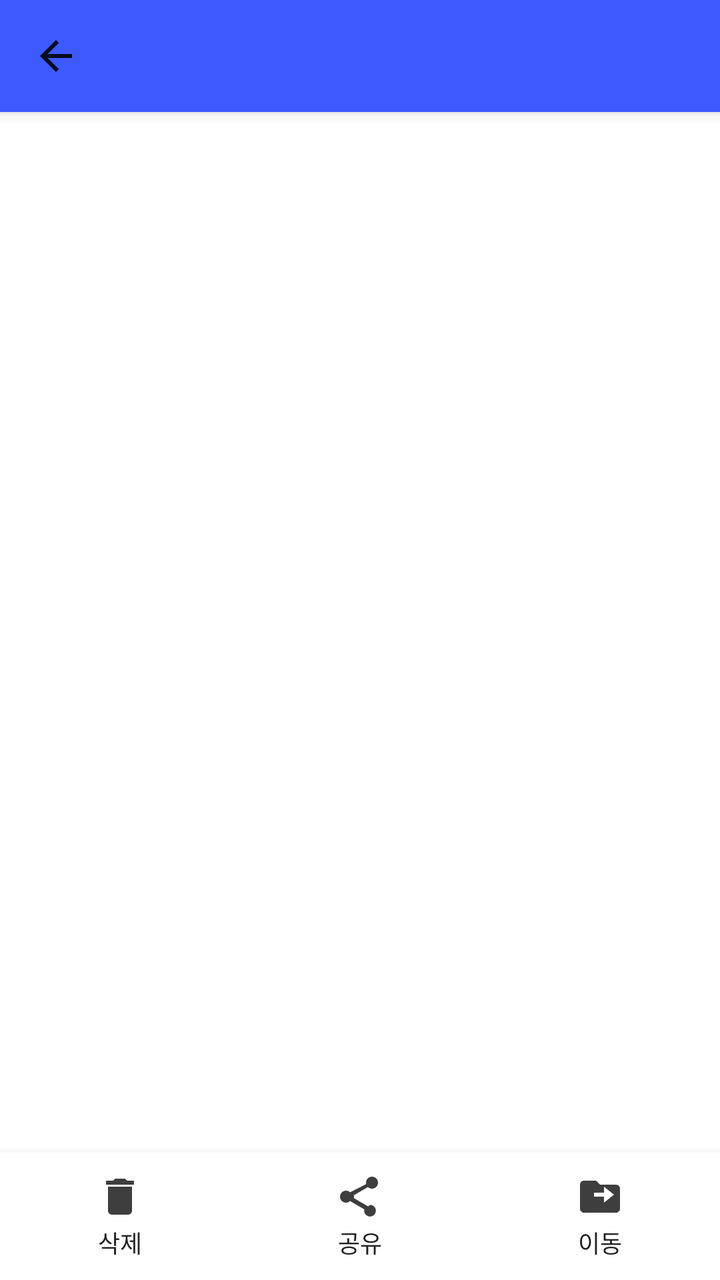
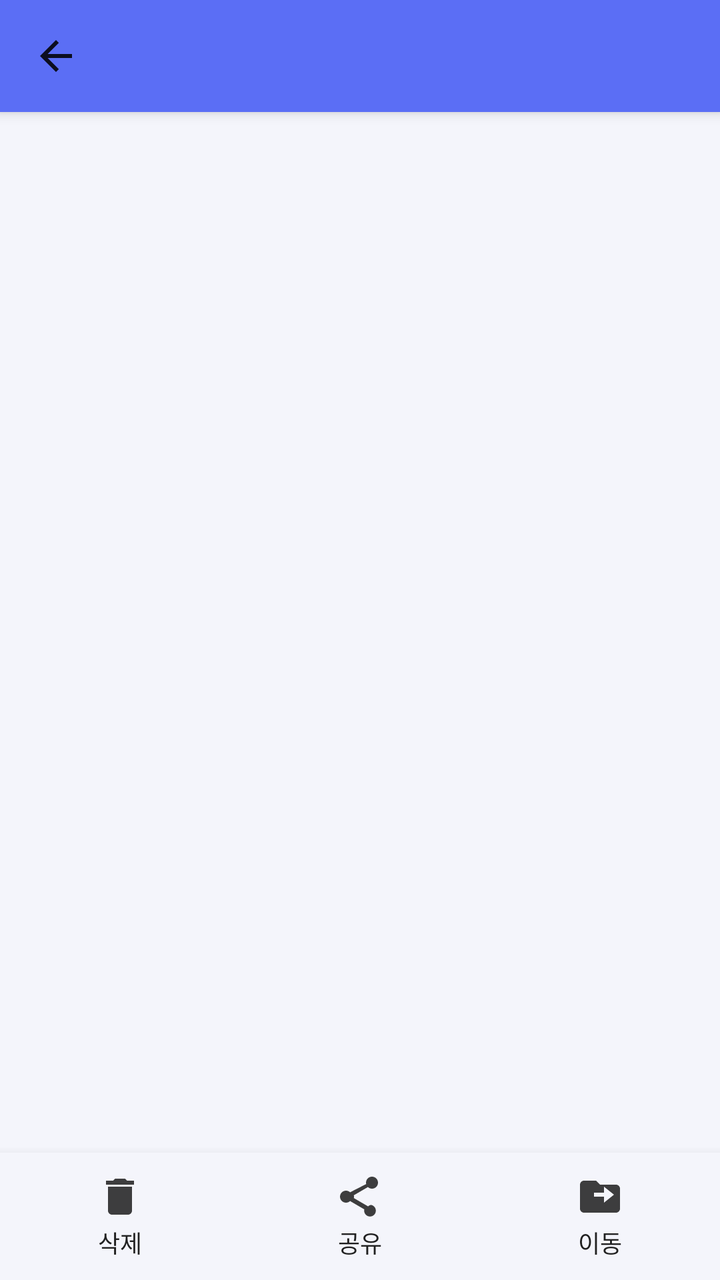

Before-and-after screenshots of an Android layout around one commit, followed by the original layout XML and the change that was made.
<!-- AndroidManifest.xml: application theme Theme.PhotoOrganizer -->
<!-- res/layout/activity_detail.xml -->
<?xml version="1.0" encoding="utf-8"?>
<androidx.coordinatorlayout.widget.CoordinatorLayout xmlns:android="http://schemas.android.com/apk/res/android"
    xmlns:app="http://schemas.android.com/apk/res-auto"
    android:layout_width="match_parent"
    android:layout_height="match_parent"
    android:background="@color/background">

    <com.google.android.material.appbar.AppBarLayout
        android:layout_width="match_parent"
        android:layout_height="wrap_content">

        <com.google.android.material.appbar.MaterialToolbar
            android:id="@+id/toolbar"
            android:layout_width="match_parent"
            android:layout_height="?attr/actionBarSize"
            app:navigationIcon="@drawable/ic_back" />

    </com.google.android.material.appbar.AppBarLayout>

    <LinearLayout
        android:layout_width="match_parent"
        android:layout_height="match_parent"
        android:orientation="vertical"
        app:layout_behavior="@string/appbar_scrolling_view_behavior">

        
        <com.google.android.material.chip.ChipGroup
            android:id="@+id/yearFilterGroup"
            android:layout_width="match_parent"
            android:layout_height="wrap_content"
            android:paddingHorizontal="12dp"
            android:paddingVertical="8dp"
            android:visibility="gone"
            app:chipSpacingHorizontal="6dp"
            app:singleLine="true"
            app:singleSelection="true" />

        <FrameLayout
            android:layout_width="match_parent"
            android:layout_height="0dp"
            android:layout_weight="1">

            <androidx.recyclerview.widget.RecyclerView
                android:id="@+id/recyclerPhotos"
                android:layout_width="match_parent"
                android:layout_height="match_parent"
                android:clipToPadding="false"
                android:paddingBottom="88dp" />

            <TextView
                android:id="@+id/emptyState"
                android:layout_width="match_parent"
                android:layout_height="match_parent"
                android:gravity="center"
                android:padding="32dp"
                android:text="@string/empty_detail"
                android:textColor="@color/text_secondary"
                android:visibility="gone" />

        </FrameLayout>

    </LinearLayout>

    
    <LinearLayout
        android:id="@+id/bottomActionBar"
        android:layout_width="match_parent"
        android:layout_height="wrap_content"
        android:layout_gravity="bottom"
        android:background="@color/background"
        android:elevation="8dp"
        android:orientation="horizontal"
        android:paddingVertical="10dp">

        <LinearLayout
            android:id="@+id/btnDelete"
            android:layout_width="0dp"
            android:layout_height="wrap_content"
            android:layout_weight="1"
            android:background="?attr/selectableItemBackground"
            android:clickable="true"
            android:focusable="true"
            android:gravity="center"
            android:orientation="vertical">

            <ImageView
                android:layout_width="24dp"
                android:layout_height="24dp"
                android:src="@drawable/ic_delete"
                app:tint="@color/text_primary" />

            <TextView
                android:layout_width="wrap_content"
                android:layout_height="wrap_content"
                android:layout_marginTop="2dp"
                android:text="@string/delete"
                android:textColor="@color/text_primary"
                android:textSize="12sp" />

        </LinearLayout>

        <LinearLayout
            android:id="@+id/btnShare"
            android:layout_width="0dp"
            android:layout_height="wrap_content"
            android:layout_weight="1"
            android:background="?attr/selectableItemBackground"
            android:clickable="true"
            android:focusable="true"
            android:gravity="center"
            android:orientation="vertical">

            <ImageView
                android:layout_width="24dp"
                android:layout_height="24dp"
                android:src="@drawable/ic_share"
                app:tint="@color/text_primary" />

            <TextView
                android:layout_width="wrap_content"
                android:layout_height="wrap_content"
                android:layout_marginTop="2dp"
                android:text="@string/share"
                android:textColor="@color/text_primary"
                android:textSize="12sp" />

        </LinearLayout>

        <LinearLayout
            android:id="@+id/btnMove"
            android:layout_width="0dp"
            android:layout_height="wrap_content"
            android:layout_weight="1"
            android:background="?attr/selectableItemBackground"
            android:clickable="true"
            android:focusable="true"
            android:gravity="center"
            android:orientation="vertical">

            <ImageView
                android:layout_width="24dp"
                android:layout_height="24dp"
                android:src="@drawable/ic_move"
                app:tint="@color/text_primary" />

            <TextView
                android:layout_width="wrap_content"
                android:layout_height="wrap_content"
                android:layout_marginTop="2dp"
                android:text="@string/move"
                android:textColor="@color/text_primary"
                android:textSize="12sp" />

        </LinearLayout>

    </LinearLayout>

</androidx.coordinatorlayout.widget.CoordinatorLayout>
<!-- resources referenced by this layout -->
<resources>
  <color name="background">#FFFFFF</color>
  <color name="text_primary">#212121</color>
  <color name="text_secondary">#757575</color>
  <!-- drawable ic_back (drawable) -->
  <vector xmlns:android="http://schemas.android.com/apk/res/android"
      android:width="24dp"
      android:height="24dp"
      android:viewportWidth="24"
      android:viewportHeight="24">
      <path
          android:fillColor="#DE000000"
          android:pathData="M20,11H7.83l5.59,-5.59L12,4l-8,8 8,8 1.41,-1.41L7.83,13H20v-2z" />
  </vector>
  <!-- drawable ic_delete (drawable) -->
  <vector xmlns:android="http://schemas.android.com/apk/res/android"
      android:width="24dp"
      android:height="24dp"
      android:viewportWidth="24"
      android:viewportHeight="24">
      <path
          android:fillColor="#DE000000"
          android:pathData="M6,19c0,1.1 0.9,2 2,2h8c1.1,0 2,-0.9 2,-2V7H6v12zM19,4h-3.5l-1,-1h-5l-1,1H5v2h14V4z" />
  </vector>
  <!-- drawable ic_move (drawable) -->
  <vector xmlns:android="http://schemas.android.com/apk/res/android"
      android:width="24dp"
      android:height="24dp"
      android:viewportWidth="24"
      android:viewportHeight="24">
      <path
          android:fillColor="#DE000000"
          android:pathData="M20,6h-8l-2,-2L4,4c-1.1,0 -1.99,0.9 -1.99,2L2,18c0,1.1 0.9,2 2,2h16c1.1,0 2,-0.9 2,-2L22,8c0,-1.1 -0.9,-2 -2,-2zM14,15v-3H9v-2h5V7l5,4 -5,4z" />
  </vector>
  <!-- drawable ic_share (drawable) -->
  <vector xmlns:android="http://schemas.android.com/apk/res/android"
      android:width="24dp"
      android:height="24dp"
      android:viewportWidth="24"
      android:viewportHeight="24">
      <path
          android:fillColor="#DE000000"
          android:pathData="M18,16.08c-0.76,0 -1.44,0.3 -1.96,0.77L8.91,12.7c0.05,-0.23 0.09,-0.46 0.09,-0.7s-0.04,-0.47 -0.09,-0.7l7.05,-4.11c0.54,0.5 1.25,0.81 2.04,0.81 1.66,0 3,-1.34 3,-3s-1.34,-3 -3,-3 -3,1.34 -3,3c0,0.24 0.04,0.47 0.09,0.7L7.04,9.81C6.5,9.31 5.79,9 5,9c-1.66,0 -3,1.34 -3,3s1.34,3 3,3c0.79,0 1.5,-0.31 2.04,-0.81l7.12,4.16c-0.05,0.21 -0.08,0.43 -0.08,0.65 0,1.61 1.31,2.92 2.92,2.92 1.61,0 2.92,-1.31 2.92,-2.92s-1.31,-2.92 -2.92,-2.92z" />
  </vector>
  <string name="delete">삭제</string>
  <string name="empty_detail">이 날짜에 찍은 사진이 없어요.</string>
  <string name="move">이동</string>
  <string name="share">공유</string>
  <style name="Theme.PhotoOrganizer" parent="Theme.MaterialComponents.DayNight.NoActionBar">
          <item name="colorPrimary">@color/primary</item>
          <item name="colorPrimaryDark">@color/primary_dark</item>
          <item name="colorAccent">@color/primary</item>
          <item name="android:windowBackground">@color/background</item>
          <item name="android:statusBarColor" tools:targetApi="21">@color/primary_dark</item>
      </style>
  <color name="primary">#3D5AFE</color>
  <color name="primary_dark">#0031CA</color>
</resources>

<!-- the commit's change to res/layout/activity_detail.xml (unified diff, before → after) -->
@@ -13,6 +13,7 @@
             android:id="@+id/toolbar"
             android:layout_width="match_parent"
             android:layout_height="?attr/actionBarSize"
+            android:background="@android:color/transparent"
             app:navigationIcon="@drawable/ic_back" />
 
     </com.google.android.material.appbar.AppBarLayout>
<!-- resource entries referenced after the edit -->
@@ -1,6 +1,6 @@
 <!-- resources referenced by this layout -->
 <resources>
-  <color name="background">#FFFFFF</color>
+  <color name="background">#F4F5FB</color>
   <color name="text_primary">#212121</color>
   <color name="text_secondary">#757575</color>
   <!-- drawable ic_back (drawable) -->
@@ -54,7 +54,7 @@
           <item name="android:windowBackground">@color/background</item>
           <item name="android:statusBarColor" tools:targetApi="21">@color/primary_dark</item>
       </style>
-  <color name="primary">#3D5AFE</color>
-  <color name="primary_dark">#0031CA</color>
+  <color name="primary">#5B6EF5</color>
+  <color name="primary_dark">#2A3EB1</color>
 </resources>
 
